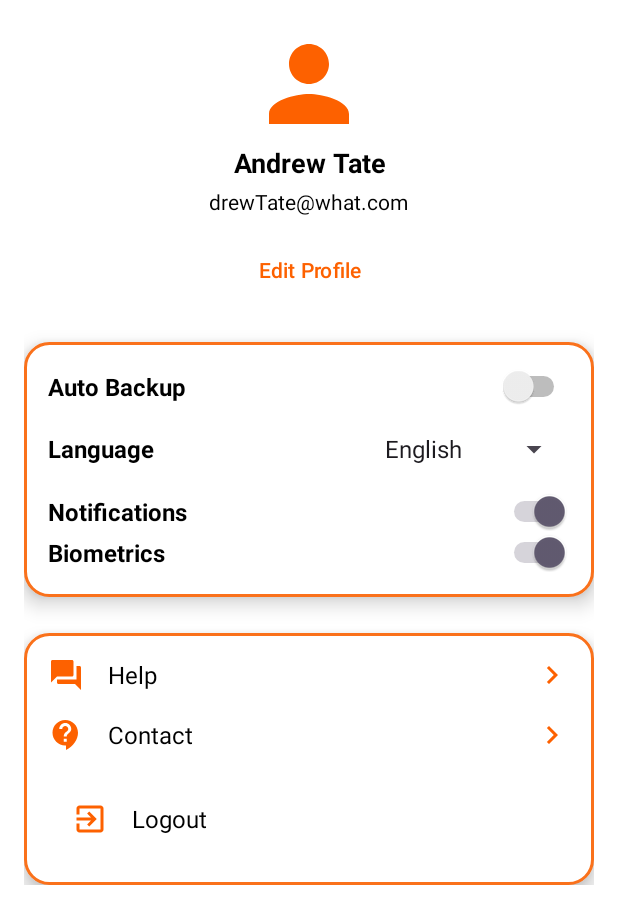
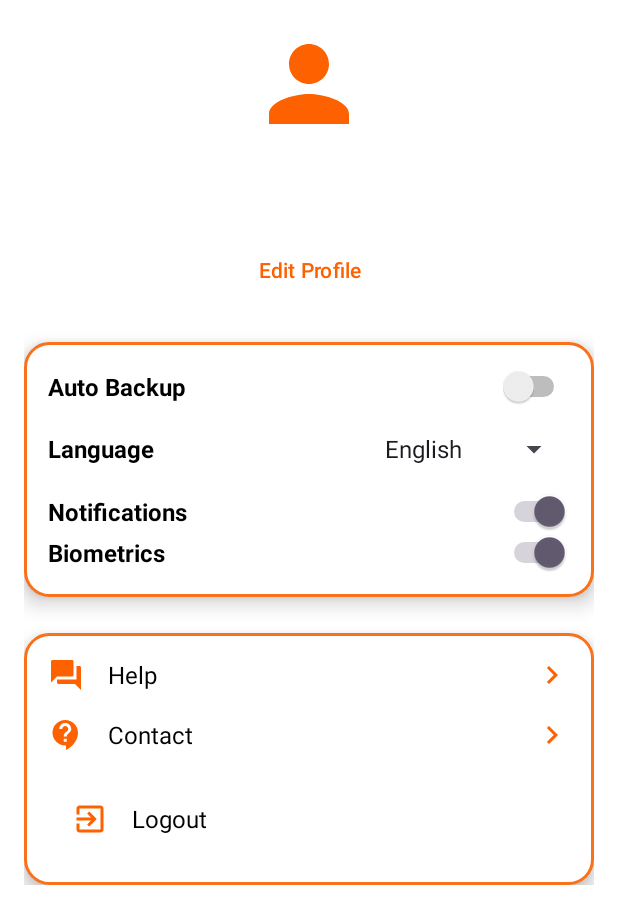
Before and after one commit to ST10041144/VeneM-Poultry-App_XBCAD7319, an Android app: the SettingsActivity screen opened directly, with no data from a screen before it, on a phone screen of 412 x 824 dp. Shown: the top 924 px of the screen. Run offline under Robolectric (Android 15) with nearby library versions, the phone set to English and light mode, and no system bars; our stand-ins replace Firebase (no records; nobody signed in at launch, a user with empty details on screens opened directly).

Commit message:
Settings fixed

```diff
--- a/app/src/main/java/com/example/venempoultry/SettingsActivity.kt
+++ b/app/src/main/java/com/example/venempoultry/SettingsActivity.kt
@@ -11,6 +11,7 @@ import android.widget.ArrayAdapter
 import android.widget.LinearLayout
 import android.widget.Spinner
 import android.widget.Switch
+import android.widget.TextView
 import android.widget.Toast
 import androidx.appcompat.app.AppCompatActivity
 import com.google.firebase.auth.FirebaseAuth
@@ -28,6 +29,8 @@ class SettingsActivity : AppCompatActivity() {
     private lateinit var sharedPreferences: SharedPreferences
     private lateinit var languageSpinner: Spinner
     private lateinit var logoutLayout: LinearLayout
+    private lateinit var userNameTextView: TextView
+    private lateinit var userEmailTextView: TextView
 
     private var isUserChangingLanguage = false  // Flag to check if the user is changing the language
 
@@ -44,10 +47,16 @@ class SettingsActivity : AppCompatActivity() {
         biometricsSwitch = findViewById(R.id.biometrics_switch)
         languageSpinner = findViewById(R.id.languageSpinner)
         logoutLayout = findViewById(R.id.logoutLayout)
+        userNameTextView = findViewById(R.id.userNameTextView)
+        userEmailTextView = findViewById(R.id.userEmailTextView)
 
+
+        // Load user profile data
+        loadUserProfile()
         // Load current settings
         loadBiometricSetting()
         loadLanguageSetting()
+
 
         // Set up listeners for biometrics
         biometricsSwitch.setOnCheckedChangeListener { _, isChecked ->
@@ -58,6 +67,27 @@ class SettingsActivity : AppCompatActivity() {
         logoutLayout.setOnClickListener {
             confirmLogout()
         }
+    }
+
+    private fun loadUserProfile() {
+        database.addListenerForSingleValueEvent(object : ValueEventListener {
+            override fun onDataChange(snapshot: DataSnapshot) {
+                if (snapshot.exists()) {
+                    val userName = snapshot.child("id").getValue(String::class.java) ?: "Unknown"
+                    val userEmail = snapshot.child("email").getValue(String::class.java) ?: "Unknown"
+
+                    // Set the text to the TextViews
+                    userNameTextView.text = userName
+                    userEmailTextView.text = userEmail
+                } else {
+                    showToast("User data not found.")
+                }
+            }
+
+            override fun onCancelled(error: DatabaseError) {
+                showToast("Failed to load user profile: ${error.message}")
+            }
+        })
     }
 
     private fun loadBiometricSetting() {
--- a/app/src/main/res/layout/activity_staff_settings.xml
+++ b/app/src/main/res/layout/activity_staff_settings.xml
@@ -26,22 +26,22 @@
             android:id="@+id/userNameTextView"
             android:layout_width="wrap_content"
             android:layout_height="wrap_content"
-            android:text="@string/andrew_tate"
+            android:layout_marginBottom="4dp"
+            android:gravity="center"
+            android:text=""
             android:textColor="@color/black"
-            android:textStyle="bold"
             android:textSize="18sp"
-            android:gravity="center"
-            android:layout_marginBottom="4dp" />
+            android:textStyle="bold" />
 
         <TextView
             android:id="@+id/userEmailTextView"
             android:layout_width="wrap_content"
             android:layout_height="wrap_content"
-            android:layout_marginBottom="12dp"
+            android:text=""
+            android:textSize="14sp"
+            android:textColor="@color/black"
             android:gravity="left|center"
-            android:text="@string/drewtate_what_com"
-            android:textColor="@color/black"
-            android:textSize="14sp" />
+            android:layout_marginBottom="12dp" />
 
         <Button
             android:id="@+id/editProfileButton"
```
